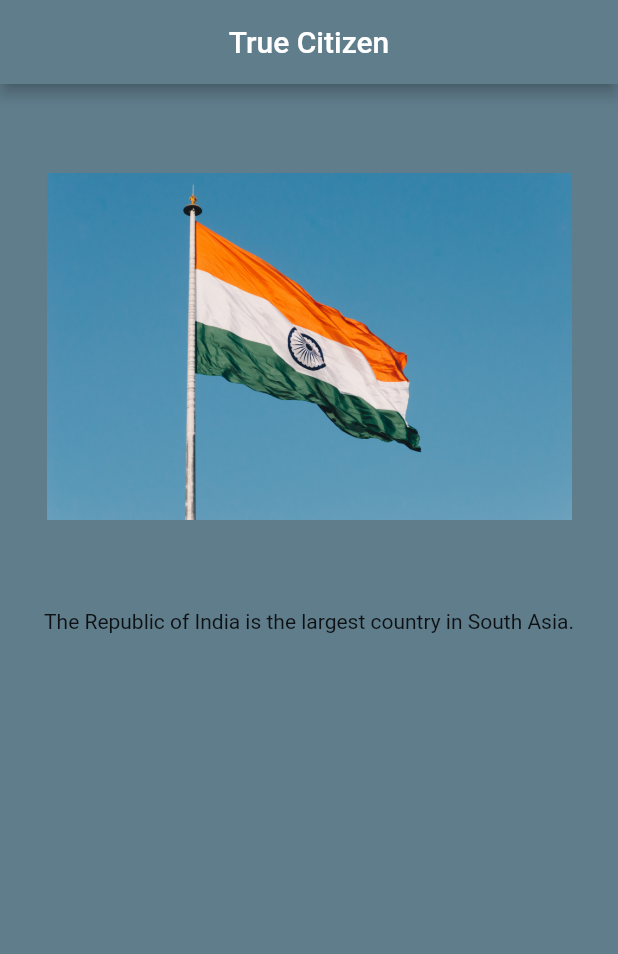
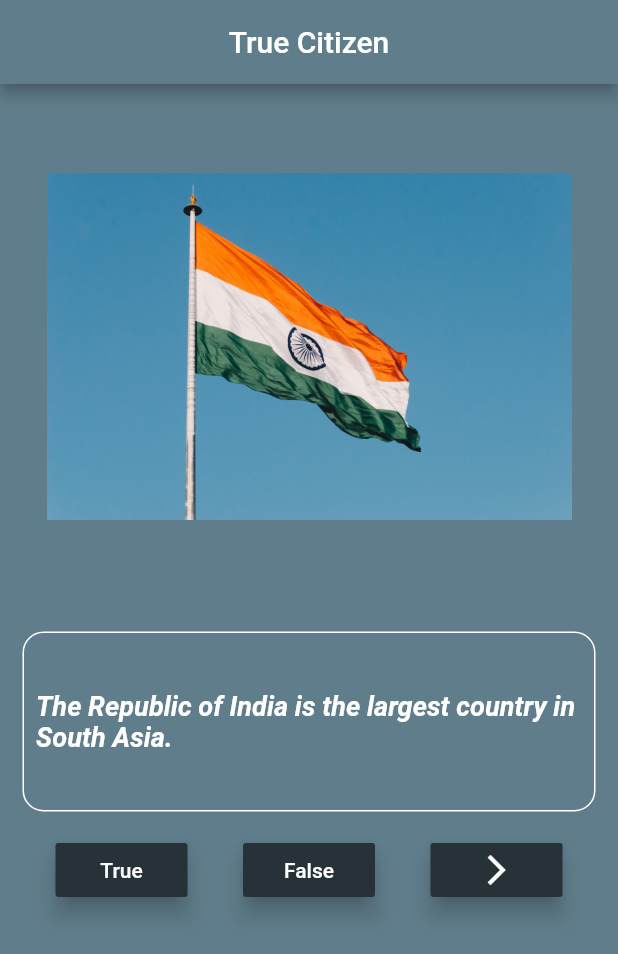
Before and after one commit to amitmaurya7374/quiz, a Flutter app: the screen it shows after launch, on a phone screen of 412 x 824 dp. Shown: the top 954 px of the screen. Run offline on Flutter 3.47's test engine with Material 2 defaults, Android fonts, the phone set to English and light mode, and no system bars.

Commit message:
third commit

```diff
--- a/lib/quiz_screen.dart
+++ b/lib/quiz_screen.dart
@@ -1,4 +1,5 @@
 import 'package:flutter/material.dart';
+import 'package:quiz_app/model/question_model.dart';
 
 class QuizScreen extends StatefulWidget {
   @override
@@ -6,8 +7,44 @@ class QuizScreen extends StatefulWidget {
 }
 
 class _QuizScreenState extends State<QuizScreen> {
-  List questionBank=[
-    'The Republic of India is the largest country in South Asia.'
+  int _currentQuestionIndex = 0;
+  List questionBank = [
+    Question(
+        questionText:
+            'The Republic of India is the largest country in South Asia.',
+        isCorrect: true),
+    Question(
+        questionText:
+            'India is the second most populous democracy in the world.',
+        isCorrect: false),
+    Question(
+        questionText: 'Mumbai is the capital city of India', isCorrect: false),
+    Question(
+        questionText: 'India is surrounded by Indian Ocean in the south.',
+        isCorrect: true),
+    Question(
+        questionText:
+            'India shares borders with 6 countries including Indonesia.',
+        isCorrect: false),
+    Question(
+        questionText:
+            'India is a republic consisting of 28 states and seven union territories with a two party system of democracy.',
+        isCorrect: false),
+    Question(
+        questionText: 'India has the world’s twelfth largest economy.',
+        isCorrect: false),
+    Question(
+        questionText:
+            'Poverty, illiteracy and malnutrition have mostly been eradicated due to  economic reforms since 1991.',
+        isCorrect: false),
+    Question(
+        questionText:
+            'Four major world religions, Hinduism, Buddhism, Jainism and Sikhism originated in India.',
+        isCorrect: true),
+    Question(
+        questionText:
+            'English is one of the official languages of the country since it is a "lingua franca.',
+        isCorrect: true),
   ];
   @override
   Widget build(BuildContext context) {
@@ -30,12 +67,75 @@ class _QuizScreenState extends State<QuizScreen> {
               ),
             ),
             Container(
+              margin: EdgeInsets.all(15),
               height: 120.0,
-              child: Text(questionBank.elementAt(0)),
+              decoration: BoxDecoration(
+                  borderRadius: BorderRadius.circular(14.0),
+                  color: Colors.transparent,
+                  border: Border.all(width: 1, color: Colors.white)),
+              child: Padding(
+                padding: const EdgeInsets.all(8.0),
+                child: Center(
+                  child: Text(
+                    questionBank[_currentQuestionIndex].questionText,
+                    style: TextStyle(
+                        fontSize: 18,
+                        fontWeight: FontWeight.bold,
+                        color: Colors.white,
+                        fontStyle: FontStyle.italic),
+                  ),
+                ),
+              ),
+            ),
+            Row(
+              mainAxisAlignment: MainAxisAlignment.spaceEvenly,
+              children: <Widget>[
+                RaisedButton(
+                  elevation: 6.0,
+                  color: Colors.blueGrey.shade900,
+                  onPressed: () => _checkAnswer(true),
+                  child: Text(
+                    'True',
+                    style: TextStyle(color: Colors.white),
+                  ),
+                ),
+                RaisedButton(
+                  elevation: 6.0,
+                  color: Colors.blueGrey.shade900,
+                  onPressed: () => _checkAnswer(false),
+                  child: Text(
+                    'False',
+                    style: TextStyle(color: Colors.white),
+                  ),
+                ),
+                RaisedButton(
+                    elevation: 6.0,
+                    color: Colors.blueGrey.shade900,
+                    onPressed: () => _nextQuestion(),
+                    child: Icon(
+                      Icons.arrow_forward_ios,
+                      color: Colors.white,
+                    )),
+              ],
             ),
           ],
         ),
       ),
     );
   }
+
+  _checkAnswer(bool userChoice) {
+    if(userChoice == questionBank[_currentQuestionIndex].isCorrect){
+      //Correct
+      debugPrint("Yes it is true");
+    }else{
+      debugPrint('Incorrect');
+    }
+  }
+
+  _nextQuestion() {
+    setState(() {
+      _currentQuestionIndex =(_currentQuestionIndex + 1)%questionBank.length;
+    });
+  }
 }
```
